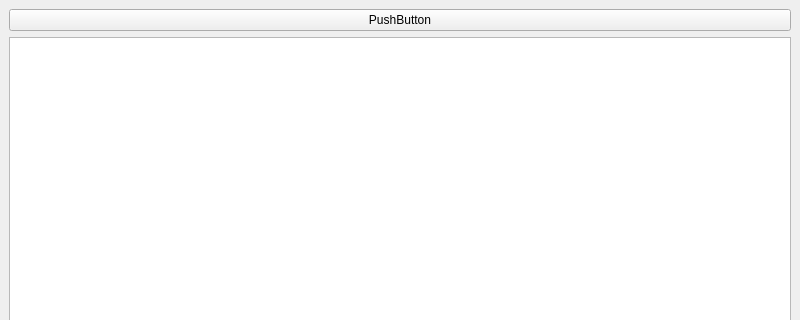
Qt form src/ex_modelview/mainwindow.ui (AndreisLavrov/Workshops) before a commit; both pictures show x 0 to 800 and y 0 to 320 of the 800 by 600 pixel window.
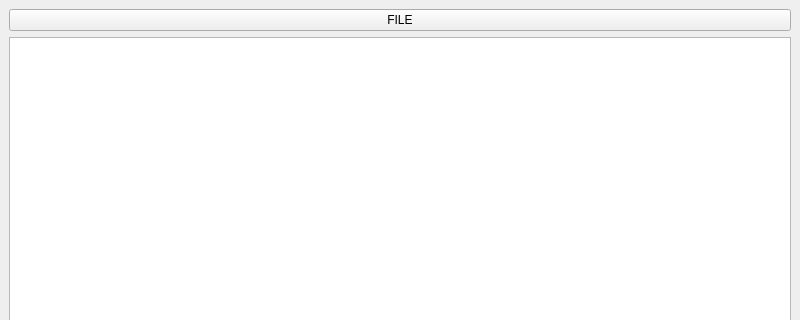
The same form after that commit.

What changed in the file:
```diff
--- a/src/ex_modelview/mainwindow.ui
+++ b/src/ex_modelview/mainwindow.ui
@@ -21,7 +21,7 @@
     <item row="0" column="0">
      <widget class="QPushButton" name="pushButton">
       <property name="text">
-       <string>PushButton</string>
+       <string>FILE</string>
       </property>
      </widget>
     </item>
```
